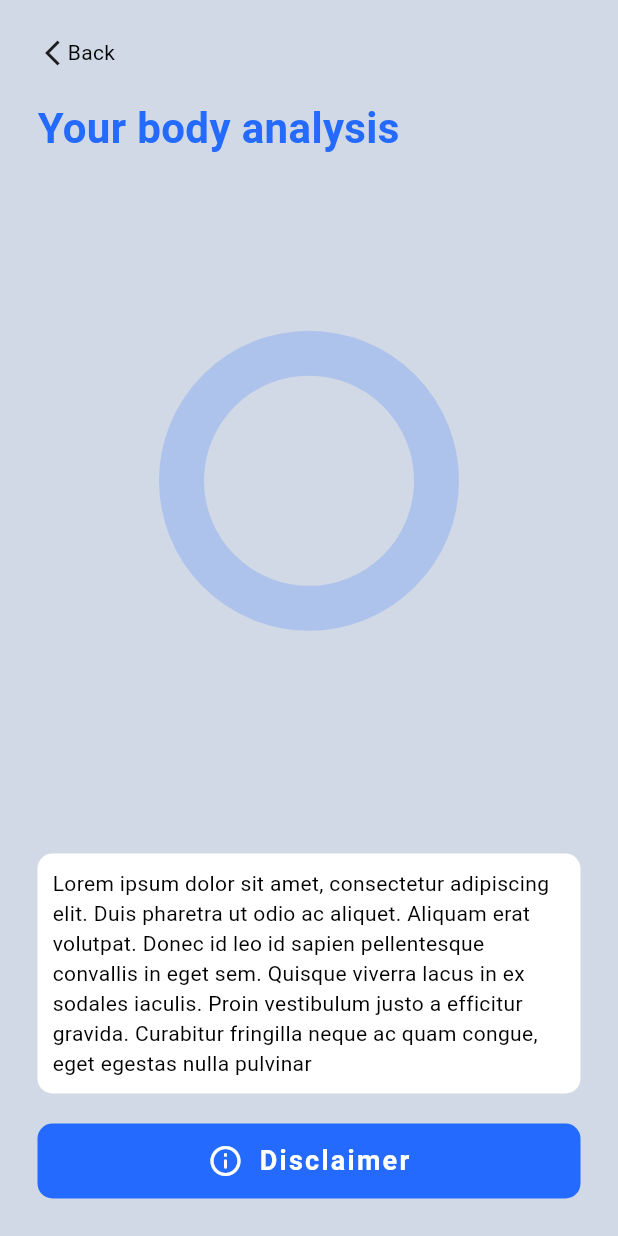
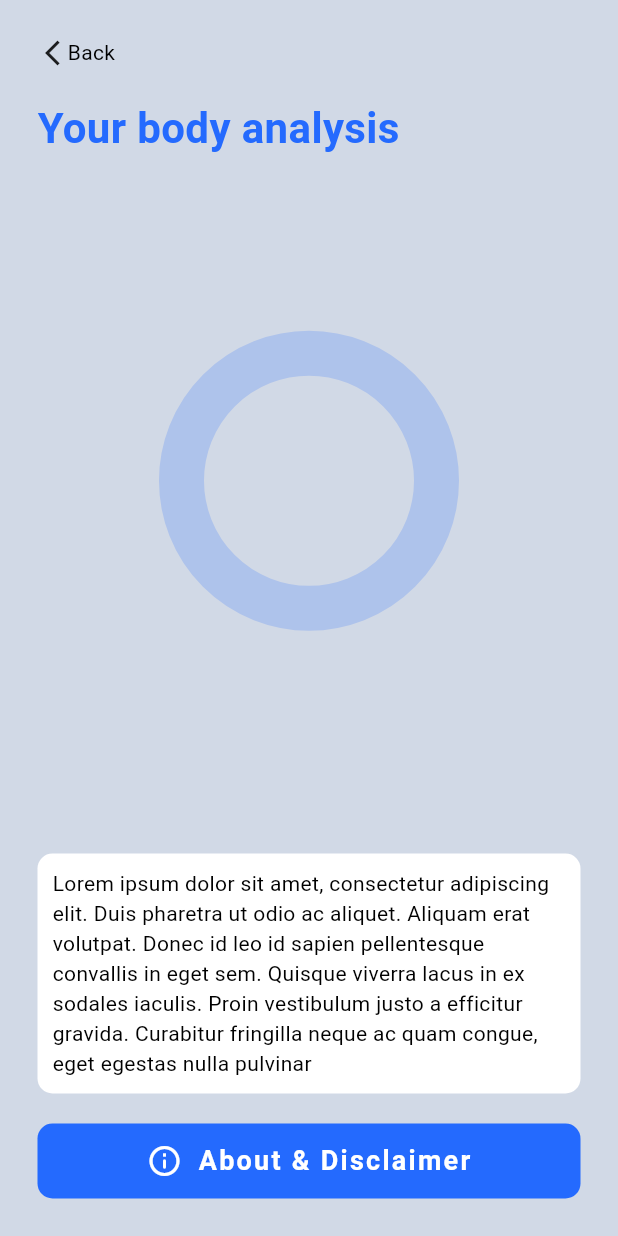
Before and after one commit to harshit2k4/YABC, a Flutter app: the AnalysisPage screen opened directly, on a phone screen of 412 x 824 dp. Run offline on Flutter 3.47's test engine with Material 3 defaults, Android fonts, the phone set to English and light mode, and no system bars; drawn by our look-alikes of percent_indicator; our stand-ins replace get, syncfusion_flutter_sliders.

Commit message:
feat: add navigation to about & disclaimer page

```diff
--- a/lib/ui/analysis_page.dart
+++ b/lib/ui/analysis_page.dart
@@ -2,6 +2,7 @@ import 'package:flutter/material.dart';
 import 'package:get/get.dart';
 import 'package:percent_indicator/flutter_percent_indicator.dart';
 import 'package:yabc/controllers/bmi_controller.dart';
+import 'package:yabc/ui/about_page.dart';
 import 'package:yabc/widgets/action_button.dart';
 
 class AnalysisPage extends StatelessWidget {
@@ -101,9 +102,10 @@ class AnalysisPage extends StatelessWidget {
               SizedBox(height: 20),
               ActionButton(
                 onPress: () {
-                  // Show disclaimer page
+                  // Go to about & disclaimer page
+                  Get.to(() => AboutPage());
                 },
-                buttonTitle: "Disclaimer",
+                buttonTitle: "About & Disclaimer",
                 icon: Icons.info_outline_rounded,
               ),
             ],
```
